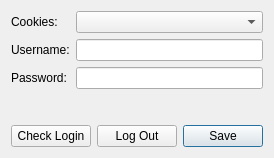
Qt form src/usdb_syncer/gui/forms/UsdbLoginDialog.ui (bohning/usdb_syncer) before a commit.
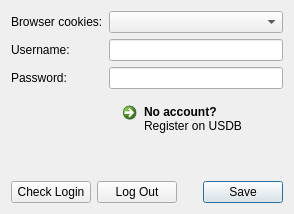
The same form after that commit.

Commit message: Add USDB registration link

Patch:
```diff
--- a/src/usdb_syncer/gui/forms/UsdbLoginDialog.ui
+++ b/src/usdb_syncer/gui/forms/UsdbLoginDialog.ui
@@ -6,8 +6,8 @@
    <rect>
     <x>0</x>
     <y>0</y>
-    <width>257</width>
-    <height>158</height>
+    <width>294</width>
+    <height>214</height>
    </rect>
   </property>
   <property name="windowTitle">
@@ -50,7 +50,7 @@
      <item row="0" column="0">
       <widget class="QLabel" name="label_5">
        <property name="text">
-        <string>Cookies:</string>
+        <string>Browser cookies:</string>
        </property>
       </widget>
      </item>
@@ -63,6 +63,33 @@
      </item>
     </layout>
    </item>
+   <item>
+    <layout class="QHBoxLayout" name="horizontalLayout_2">
+     <item>
+      <spacer name="horizontalSpacer">
+       <property name="orientation">
+        <enum>Qt::Horizontal</enum>
+       </property>
+       <property name="sizeHint" stdset="0">
+        <size>
+         <width>40</width>
+         <height>20</height>
+        </size>
+       </property>
+      </spacer>
+     </item>
+     <item>
+      <widget class="QCommandLinkButton" name="command_link_register">
+       <property name="text">
+        <string>No account?</string>
+       </property>
+       <property name="description">
+        <string>Register on USDB</string>
+       </property>
+      </widget>
+     </item>
+    </layout>
+   </item>
    <item>
     <spacer name="verticalSpacer">
      <property name="orientation">
```
The commit also changes 2 other files.
